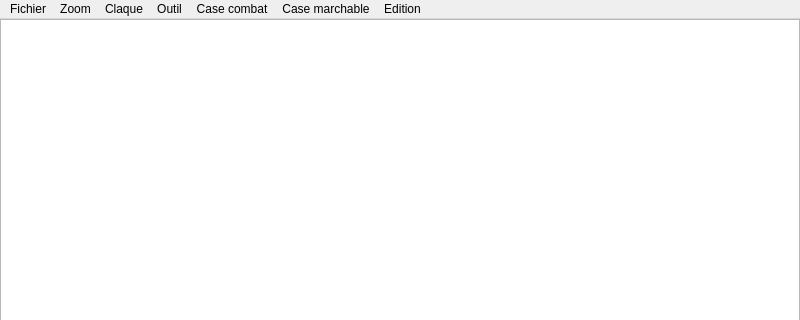
First picture: the form in mapEditor/mainWindow/mainwindow.ui, repository piochelepiotr/theGame, before the edit; both pictures show x 0 to 800 and y 0 to 320 of the 800 by 600 pixel window.
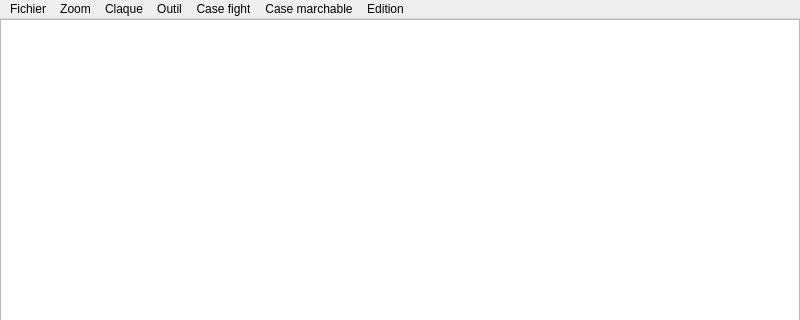
Second picture: the form after the edit.

```diff
--- a/mapEditor/mainWindow/mainwindow.ui
+++ b/mapEditor/mainWindow/mainwindow.ui
@@ -106,9 +106,9 @@
     <addaction name="actionTransporteur"/>
     <addaction name="actionCase_portee"/>
    </widget>
-   <widget class="QMenu" name="menuCase_combat">
+   <widget class="QMenu" name="menuCase_fight">
     <property name="title">
-     <string>Case combat</string>
+     <string>Case fight</string>
     </property>
     <addaction name="actionEquipe_1"/>
     <addaction name="actionEquipe_2"/>
@@ -131,7 +131,7 @@
    <addaction name="menuZoom"/>
    <addaction name="menuClaque"/>
    <addaction name="menuOutil"/>
-   <addaction name="menuCase_combat"/>
+   <addaction name="menuCase_fight"/>
    <addaction name="menuCase_marchable"/>
    <addaction name="menuEdition"/>
   </widget>
```
Left out of the diff: 6 changed lines with no effect on the pictures.
